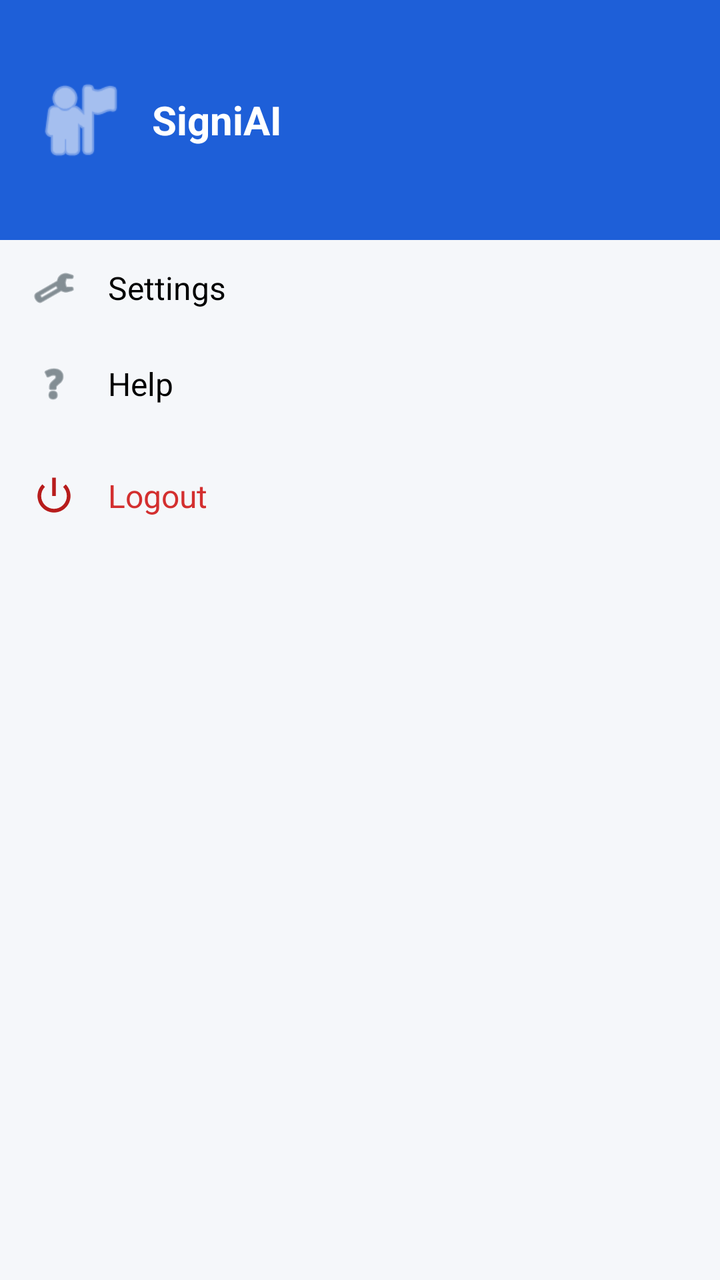
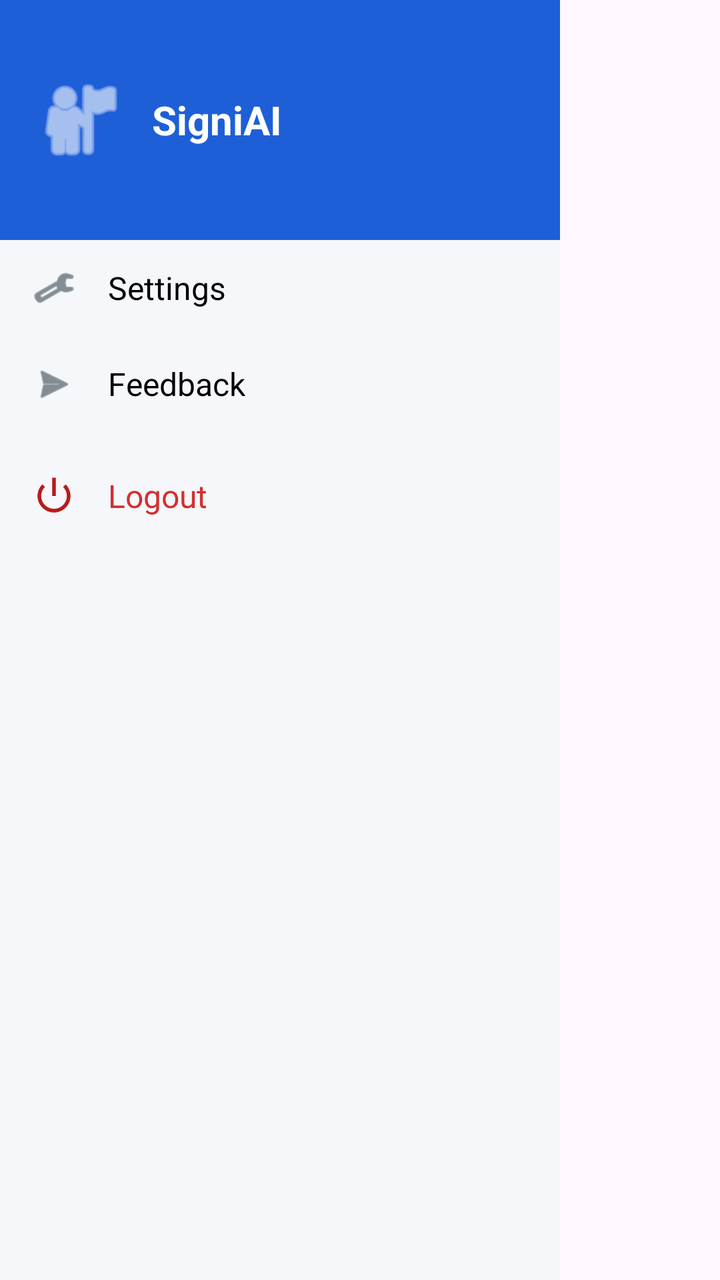

Before-and-after screenshots of an Android layout around one commit, followed by the original layout XML and the change that was made.
<!-- AndroidManifest.xml: application theme Theme.SigniAI -->
<!-- res/layout/drawer_menu.xml -->
<?xml version="1.0" encoding="utf-8"?>
<LinearLayout
    xmlns:android="http://schemas.android.com/apk/res/android"
    xmlns:app="http://schemas.android.com/apk/res-auto"
    xmlns:tools="http://schemas.android.com/tools"
    android:layout_width="280dp"
    android:layout_height="match_parent"
    android:orientation="vertical"
    android:background="#F5F7FA">

    
    <LinearLayout
        android:layout_width="match_parent"
        android:layout_height="120dp"
        android:orientation="horizontal"
        android:gravity="center_vertical"
        android:padding="16dp"
        android:background="#1E5FD8">

        <ImageView
            android:layout_width="48dp"
            android:layout_height="48dp"
            android:contentDescription="@string/todo"
            android:src="@android:drawable/ic_menu_myplaces"
            app:tint="@android:color/white"/>

        <TextView
            android:layout_width="wrap_content"
            android:layout_height="wrap_content"
            android:text="@string/signiai"
            android:textSize="20sp"
            android:textStyle="bold"
            android:textColor="@android:color/white"
            android:layout_marginStart="12dp"/>
    </LinearLayout>

    
    <LinearLayout
        android:id="@+id/menuSettings"
        android:layout_width="match_parent"
        android:layout_height="48dp"
        android:orientation="horizontal"
        android:gravity="center_vertical"
        android:paddingStart="16dp"
        tools:ignore="RtlSymmetry,UseCompoundDrawables">

        <ImageView
            android:layout_width="22dp"
            android:layout_height="22dp"
            android:src="@android:drawable/ic_menu_manage"
            android:contentDescription="@string/todo"
            app:tint="#37474F"/>

        <TextView
            android:layout_width="wrap_content"
            android:layout_height="wrap_content"
            android:text="@string/settings"
            android:textSize="16sp"
            android:textColor="#000"
            android:layout_marginStart="16dp"/>
    </LinearLayout>
    
    <LinearLayout
        android:id="@+id/menuHelp"
        android:layout_width="match_parent"
        android:layout_height="48dp"
        android:orientation="horizontal"
        android:gravity="center_vertical"
        android:paddingStart="16dp"
        tools:ignore="RtlSymmetry,UseCompoundDrawables">

        <ImageView
            android:layout_width="22dp"
            android:layout_height="22dp"
            android:src="@android:drawable/ic_menu_help"
            android:contentDescription="@string/todo"
            app:tint="#37474F"/>

        <TextView
            android:layout_width="wrap_content"
            android:layout_height="wrap_content"
            android:text="@string/help"
            android:textSize="16sp"
            android:textColor="#000"
            android:layout_marginStart="16dp"/>
    </LinearLayout>
    
    <LinearLayout
        android:id="@+id/menuLogout"
        android:layout_width="match_parent"
        android:layout_height="48dp"
        android:orientation="horizontal"
        android:gravity="center_vertical"
        android:paddingStart="16dp"
        android:layout_marginTop="8dp"
        tools:ignore="RtlSymmetry,UseCompoundDrawables">

        <ImageView
            android:layout_width="22dp"
            android:layout_height="22dp"
            android:src="@android:drawable/ic_lock_power_off"
            android:contentDescription="@string/todo"
            app:tint="#B71C1C"/>

        <TextView
            android:layout_width="wrap_content"
            android:layout_height="wrap_content"
            android:text="@string/logout"
            android:textSize="16sp"
            android:textColor="#D32F2F"
            android:layout_marginStart="16dp"/>
    </LinearLayout>

</LinearLayout>
<!-- resources referenced by this layout -->
<resources>
  <string name="help">Help</string>
  <string name="logout">Logout</string>
  <string name="settings">Settings</string>
  <string name="signiai">SigniAI</string>
  <string name="todo">TODO</string>
  <style name="Theme.SigniAI" parent="Base.Theme.SigniAI" />
  <style name="Base.Theme.SigniAI" parent="Theme.Material3.DayNight.NoActionBar">
          
          
      </style>
</resources>

<!-- the commit's change to res/layout/drawer_menu.xml (unified diff, before → after) -->
@@ -1,114 +1,202 @@
 <?xml version="1.0" encoding="utf-8"?>
-<LinearLayout
-    xmlns:android="http://schemas.android.com/apk/res/android"
+<FrameLayout xmlns:android="http://schemas.android.com/apk/res/android"
     xmlns:app="http://schemas.android.com/apk/res-auto"
     xmlns:tools="http://schemas.android.com/tools"
-    android:layout_width="280dp"
-    android:layout_height="match_parent"
-    android:orientation="vertical"
-    android:background="#F5F7FA">
+    android:layout_width="match_parent"
+    android:layout_height="match_parent">
 
     
     <LinearLayout
-        android:layout_width="match_parent"
-        android:layout_height="120dp"
-        android:orientation="horizontal"
-        android:gravity="center_vertical"
-        android:padding="16dp"
-        android:background="#1E5FD8">
-
-        <ImageView
-            android:layout_width="48dp"
+        android:layout_width="280dp"
+        android:layout_height="match_parent"
+        android:orientation="vertical"
+        android:background="#F5F7FA">
+
+
+        
+        <LinearLayout
+            android:layout_width="match_parent"
+            android:layout_height="120dp"
+            android:orientation="horizontal"
+            android:gravity="center_vertical"
+            android:padding="16dp"
+            android:background="#1E5FD8">
+
+            <ImageView
+                android:layout_width="48dp"
+                android:layout_height="48dp"
+                android:contentDescription="@string/todo"
+                android:src="@android:drawable/ic_menu_myplaces"
+                app:tint="@android:color/white"/>
+
+            <TextView
+                android:layout_width="wrap_content"
+                android:layout_height="wrap_content"
+                android:text="@string/signiai"
+                android:textSize="20sp"
+                android:textStyle="bold"
+                android:textColor="@android:color/white"
+                android:layout_marginStart="12dp"/>
+        </LinearLayout>
+
+        
+        <LinearLayout
+            android:id="@+id/menuSettings"
+            android:layout_width="match_parent"
             android:layout_height="48dp"
-            android:contentDescription="@string/todo"
-            android:src="@android:drawable/ic_menu_myplaces"
-            app:tint="@android:color/white"/>
-
-        <TextView
-            android:layout_width="wrap_content"
-            android:layout_height="wrap_content"
-            android:text="@string/signiai"
-            android:textSize="20sp"
-            android:textStyle="bold"
-            android:textColor="@android:color/white"
-            android:layout_marginStart="12dp"/>
-    </LinearLayout>
-
-    
-    <LinearLayout
-        android:id="@+id/menuSettings"
-        android:layout_width="match_parent"
-        android:layout_height="48dp"
-        android:orientation="horizontal"
-        android:gravity="center_vertical"
-        android:paddingStart="16dp"
-        tools:ignore="RtlSymmetry,UseCompoundDrawables">
-
-        <ImageView
-            android:layout_width="22dp"
-            android:layout_height="22dp"
-            android:src="@android:drawable/ic_menu_manage"
-            android:contentDescription="@string/todo"
-            app:tint="#37474F"/>
-
-        <TextView
-            android:layout_width="wrap_content"
-            android:layout_height="wrap_content"
-            android:text="@string/settings"
-            android:textSize="16sp"
-            android:textColor="#000"
-            android:layout_marginStart="16dp"/>
+            android:orientation="horizontal"
+            android:gravity="center_vertical"
+            android:paddingStart="16dp"
+            tools:ignore="RtlSymmetry,UseCompoundDrawables">
+
+            <ImageView
+                android:layout_width="22dp"
+                android:layout_height="22dp"
+                android:src="@android:drawable/ic_menu_manage"
+                android:contentDescription="@string/todo"
+                app:tint="#37474F"/>
+
+            <TextView
+                android:layout_width="wrap_content"
+                android:layout_height="wrap_content"
+                android:text="@string/settings"
+                android:textSize="16sp"
+                android:textColor="#000"
+                android:layout_marginStart="16dp"/>
+        </LinearLayout>
+        
+        <LinearLayout
+            android:id="@+id/menuFeedback"
+            android:layout_width="match_parent"
+            android:layout_height="48dp"
+            android:orientation="horizontal"
+            android:gravity="center_vertical"
+            android:paddingStart="16dp"
+            tools:ignore="RtlSymmetry,UseCompoundDrawables">
+
+            <ImageView
+                android:layout_width="22dp"
+                android:layout_height="22dp"
+                android:src="@android:drawable/ic_menu_send"
+                android:contentDescription="@string/todo"
+                app:tint="#37474F"/>
+
+            <TextView
+                android:layout_width="wrap_content"
+                android:layout_height="wrap_content"
+                android:text="@string/feedback"
+                android:textSize="16sp"
+                android:textColor="#000"
+                android:layout_marginStart="16dp"/>
+        </LinearLayout>
+        
+        <LinearLayout
+            android:id="@+id/menuLogout"
+            android:layout_width="match_parent"
+            android:layout_height="48dp"
+            android:orientation="horizontal"
+            android:gravity="center_vertical"
+            android:paddingStart="16dp"
+            android:layout_marginTop="8dp"
+            tools:ignore="RtlSymmetry,UseCompoundDrawables">
+
+            <ImageView
+                android:layout_width="22dp"
+                android:layout_height="22dp"
+                android:src="@android:drawable/ic_lock_power_off"
+                android:contentDescription="@string/todo"
+                app:tint="#B71C1C"/>
+
+            <TextView
+                android:layout_width="wrap_content"
+                android:layout_height="wrap_content"
+                android:text="@string/logout"
+                android:textSize="16sp"
+                android:textColor="#D32F2F"
+                android:layout_marginStart="16dp"/>
+        </LinearLayout>
+
     </LinearLayout>
     
-    <LinearLayout
-        android:id="@+id/menuHelp"
+    <ScrollView
+        android:id="@+id/settingsLayout"
         android:layout_width="match_parent"
-        android:layout_height="48dp"
-        android:orientation="horizontal"
-        android:gravity="center_vertical"
-        android:paddingStart="16dp"
-        tools:ignore="RtlSymmetry,UseCompoundDrawables">
-
-        <ImageView
-            android:layout_width="22dp"
-            android:layout_height="22dp"
-            android:src="@android:drawable/ic_menu_help"
-            android:contentDescription="@string/todo"
-            app:tint="#37474F"/>
-
-        <TextView
-            android:layout_width="wrap_content"
+        android:layout_height="match_parent"
+        android:visibility="gone"
+        android:background="#F5F7FA">
+
+        <LinearLayout
+            android:layout_width="match_parent"
             android:layout_height="wrap_content"
-            android:text="@string/help"
-            android:textSize="16sp"
-            android:textColor="#000"
-            android:layout_marginStart="16dp"/>
-    </LinearLayout>
-    
-    <LinearLayout
-        android:id="@+id/menuLogout"
-        android:layout_width="match_parent"
-        android:layout_height="48dp"
-        android:orientation="horizontal"
-        android:gravity="center_vertical"
-        android:paddingStart="16dp"
-        android:layout_marginTop="8dp"
-        tools:ignore="RtlSymmetry,UseCompoundDrawables">
-
-        <ImageView
-            android:layout_width="22dp"
-            android:layout_height="22dp"
-            android:src="@android:drawable/ic_lock_power_off"
-            android:contentDescription="@string/todo"
-            app:tint="#B71C1C"/>
-
-        <TextView
-            android:layout_width="wrap_content"
-            android:layout_height="wrap_content"
-            android:text="@string/logout"
-            android:textSize="16sp"
-            android:textColor="#D32F2F"
-            android:layout_marginStart="16dp"/>
-    </LinearLayout>
-
-</LinearLayout>
+            android:orientation="vertical"
+            android:padding="20dp">
+
+            <TextView
+                android:text="Settings"
+                android:textSize="24sp"
+                android:textStyle="bold"
+                android:textColor="#000"
+                android:layout_marginBottom="20dp"
+                android:layout_width="wrap_content"
+                android:layout_height="wrap_content"/>
+
+            
+            <LinearLayout
+                android:layout_width="match_parent"
+                android:layout_height="60dp"
+                android:orientation="horizontal"
+                android:gravity="center_vertical"
+                android:padding="16dp"
+                android:background="#EDE7F6"
+                android:layout_marginBottom="12dp">
+
+                <TextView
+                    android:text="🌙 Dark Mode"
+                    android:textSize="18sp"
+                    android:layout_weight="1"
+                    android:layout_width="0dp"
+                    android:layout_height="wrap_content"/>
+
+                <Switch
+                    android:id="@+id/switchDark"
+                    android:layout_width="wrap_content"
+                    android:layout_height="wrap_content"/>
+            </LinearLayout>
+
+            
+            <LinearLayout
+                android:id="@+id/helpBtn"
+                android:layout_width="match_parent"
+                android:layout_height="60dp"
+                android:orientation="horizontal"
+                android:gravity="center_vertical"
+                android:padding="16dp"
+                android:background="#EDE7F6"
+                android:layout_marginBottom="12dp">
+
+                <TextView
+                    android:text="❓ Help and  Support"
+                    android:textSize="18sp"
+                    android:layout_width="wrap_content"
+                    android:layout_height="wrap_content"/>
+            </LinearLayout>
+
+            
+            <LinearLayout
+                android:id="@+id/aboutBtn"
+                android:layout_width="match_parent"
+                android:layout_height="60dp"
+                android:orientation="horizontal"
+                android:gravity="center_vertical"
+                android:padding="16dp"
+                android:background="#EDE7F6">
+
+                <TextView
+                    android:text="ℹ️ About SigniAI"
+                    android:textSize="18sp"
+                    android:layout_width="wrap_content"
+                    android:layout_height="wrap_content"/>
+            </LinearLayout>
+        </LinearLayout>
+    </ScrollView>
+</FrameLayout>
<!-- resource entries referenced after the edit -->
@@ -1,6 +1,6 @@
 <!-- resources referenced by this layout -->
 <resources>
-  <string name="help">Help</string>
+  <string name="feedback">Feedback</string>
   <string name="logout">Logout</string>
   <string name="settings">Settings</string>
   <string name="signiai">SigniAI</string>
